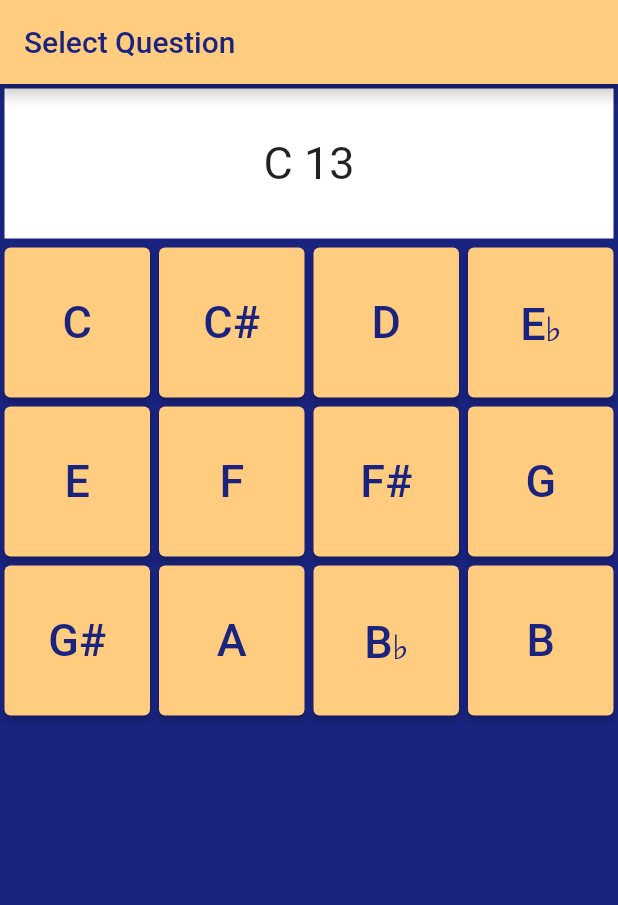
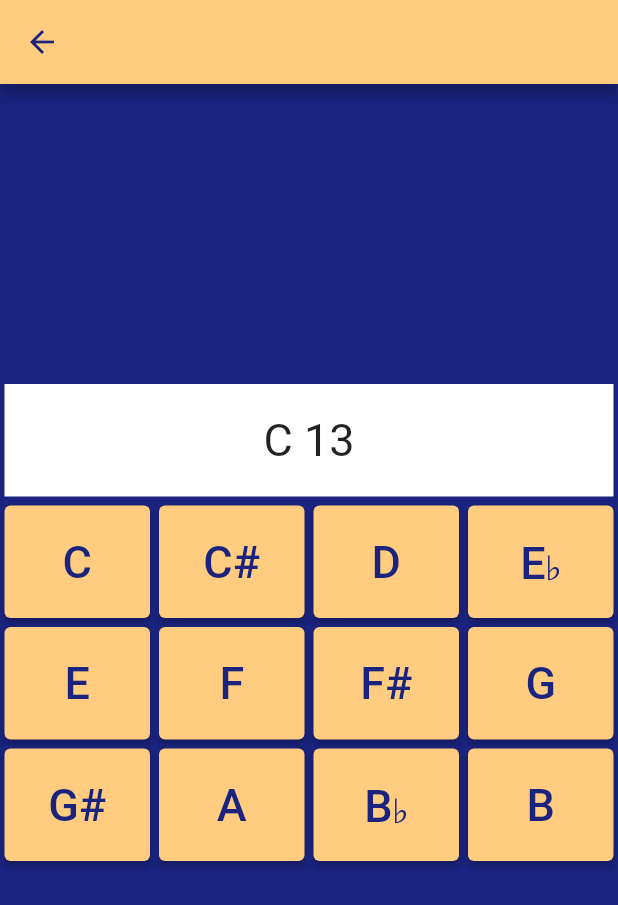
Before and after one commit to tayack/memorize_music_notes, a Flutter app: the screen it shows after launch, after a tap on "Start", on a phone screen of 412 x 824 dp. Shown: the top 905 px of the screen. Run offline on Flutter 3.47's test engine with Material 2 defaults, Android fonts, the phone set to English and light mode, and no system bars; drawn by our look-alikes of google_mobile_ads; our stand-ins replace flutter_dotenv; network calls fail.

Commit message:
update questio ui

```diff
--- a/lib/config/config.dart
+++ b/lib/config/config.dart
@@ -9,7 +9,7 @@ class SettingConfig {
   static Color? secondColor = Colors.orange[200];
   static Color? thirdColor = Colors.grey;
   static Color? forthColor = Colors.white;
-  static double commonHeight = 100;
+  static double commonHeight = 75;
   static double titleButtonHeight = 50;
   static double titleFontSize = 30;
   static double largeFontSize = 30;
--- a/lib/main.dart
+++ b/lib/main.dart
@@ -67,7 +67,6 @@ class _MyHomePageState extends State<MyHomePage> {
           ),
         ])),
         body: Center(
-          // ここを追加
           child: Column(
             mainAxisSize: MainAxisSize.min,
             children: [
--- a/lib/pages/question.dart
+++ b/lib/pages/question.dart
@@ -48,14 +48,19 @@ class _QuestionPage extends State<QuestionPage> {
         home: Scaffold(
             backgroundColor: SettingConfig.mainColor,
             appBar: AppBar(
+              leading: new IconButton(
+                icon:
+                    new Icon(Icons.arrow_back, color: SettingConfig.mainColor),
+                onPressed: () {
+                  Navigator.of(context).pop();
+                },
+              ),
               backgroundColor: SettingConfig.secondColor,
-              title: Text(
-                SettingConfig.pageNameSelectQuestions,
-                style: TextStyle(color: SettingConfig.mainColor),
             ),
-            ),
-            body: Center(
-              child: Column(children: [
+            body: Column(
+                mainAxisAlignment: MainAxisAlignment.center,
+                crossAxisAlignment: CrossAxisAlignment.center,
+                children: [
                   Row(
                     mainAxisAlignment: MainAxisAlignment.spaceEvenly,
                     children: [
@@ -114,7 +119,6 @@ class _QuestionPage extends State<QuestionPage> {
                     ),
                   ]),
                 ]),
-            ),
             bottomNavigationBar: Container(
               child: adWidget,
               width: myBanner.size.width.toDouble(),
```
Lines whose indentation alone changed are shown as unchanged.
